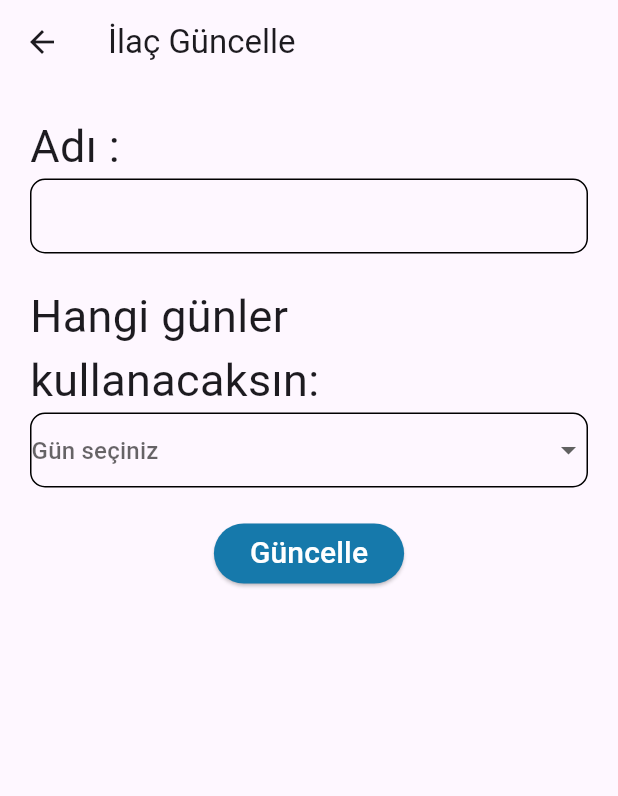
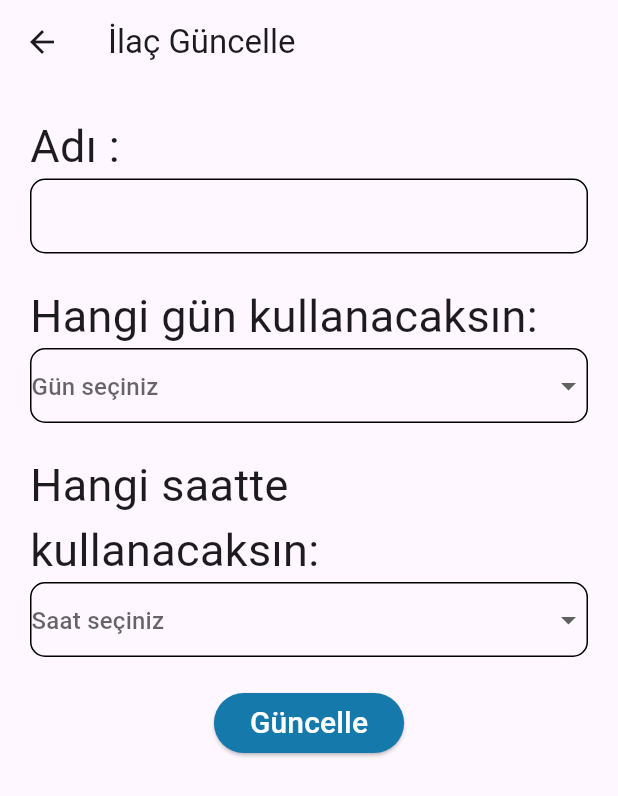
Before and after one commit to bbetulgulec/staj-proje, a Flutter app: the MedicinesPage2 screen opened directly, on a phone screen of 412 x 824 dp. Shown: the top 796 px of the screen. Run offline on Flutter 3.47's test engine with Material 3 defaults, Android fonts, the phone set to English and light mode, and no system bars; our stand-ins replace email_validator, firebase_auth, firebase_core, firebase_database, hexcolor, shared_preferences; accounts and stored records are empty.

Commit message:
anlık ver tutma

```diff
--- a/lib/page/auth/login.dart
+++ b/lib/page/auth/login.dart
@@ -1,5 +1,6 @@
 import 'package:firebase_auth/firebase_auth.dart';
 import 'package:flutter/cupertino.dart';
+import 'package:flutter/foundation.dart';
 import 'package:flutter/material.dart';
 import 'package:flutter/rendering.dart';
 import 'package:flutter/services.dart';
@@ -186,6 +187,9 @@ class _LoginPageState extends State<Login_page> {
           if (formKey.currentState!.validate()) {
             formKey.currentState!.save();
             try {
+              if(kIsWeb){
+                 await FirebaseAuth.instance.setPersistence(Persistence.LOCAL);
+              }
               UserCredential userCredential = await FirebaseAuth.instance
                   .signInWithEmailAndPassword(email: email, password: password);
               if (userCredential.user != null) {
--- a/lib/page/auth/medicines.dart
+++ b/lib/page/auth/medicines.dart
@@ -8,7 +8,7 @@ class MedicinesPage2 extends StatefulWidget {
   final String medicineName;
   final Map<dynamic, dynamic> medicineData;
 
-  const MedicinesPage2({super.key, required this.medicineName, required this.medicineData});
+  const MedicinesPage2({Key? key, required this.medicineName, required this.medicineData}) : super(key: key);
 
   @override
   State<MedicinesPage2> createState() => _MedicinesPage2State();
@@ -16,31 +16,23 @@ class MedicinesPage2 extends StatefulWidget {
 
 class _MedicinesPage2State extends State<MedicinesPage2> {
   final TextEditingController nameController = TextEditingController();
-  final TextEditingController daysController = TextEditingController();
-  final TextEditingController timesController = TextEditingController();
   final formKey = GlobalKey<FormState>();
 
-  final firebaseAuth = FirebaseAuth.instance;
+  final FirebaseAuth firebaseAuth = FirebaseAuth.instance;
   final DatabaseReference databaseReference = FirebaseDatabase.instance.ref();
 
   String selectedDay = '';
   String selectedTime = '';
 
   final List<String> days = ['Pazartesi', 'Salı', 'Çarşamba', 'Perşembe', 'Cuma', 'Cumartesi', 'Pazar'];
-  final Map<String, List<String>> hours = {
-    'Pazartesi': ['08:00', '10:00', '12:00', '14:00', '16:00', '18:00', '20:00'],
-    'Salı': ['08:00', '10:00', '12:00', '14:00', '16:00', '18:00', '20:00'],
-    'Çarşamba': ['08:00', '10:00', '12:00', '14:00', '16:00', '18:00', '20:00'],
-    'Perşembe': ['08:00', '10:00', '12:00', '14:00', '16:00', '18:00', '20:00'],
-    'Cuma': ['08:00', '10:00', '12:00', '14:00', '16:00', '18:00', '20:00'],
-    'Cumartesi': ['08:00', '10:00', '12:00', '14:00', '16:00', '18:00', '20:00'],
-    'Pazar': ['08:00', '10:00', '12:00', '14:00', '16:00', '18:00', '20:00'],
-  };
+  final List<String> hours = ['08:00', '10:00', '12:00', '14:00', '16:00', '18:00', '20:00'];
 
   @override
   void initState() {
     super.initState();
     nameController.text = widget.medicineName;
+    selectedDay = getFirstDayFromMedicineData();
+    selectedTime = getFirstTimeFromMedicineData();
   }
 
   @override
@@ -78,7 +70,7 @@ class _MedicinesPage2State extends State<MedicinesPage2> {
               ),
               customSizeBox(),
               const Text(
-                "Hangi günler kullanacaksın:",
+                "Hangi gün kullanacaksın:",
                 style: TextStyle(
                   fontSize: 30,
                 ),
@@ -93,7 +85,6 @@ class _MedicinesPage2State extends State<MedicinesPage2> {
                   onChanged: (newValue) {
                     setState(() {
                       selectedDay = newValue!;
-                      selectedTime = ''; // Gün değiştiğinde saat seçimlerini temizle
                     });
                   },
                   items: days.map((day) {
@@ -108,13 +99,11 @@ class _MedicinesPage2State extends State<MedicinesPage2> {
                   ),
                 ),
               ),
-              if (selectedDay.isNotEmpty) ...[
-                SizedBox(height: 10), // Arada bir boşluk ekleyebiliriz
-                Text(
-                  "Hangi saatler kullanacaksın :",
+              customSizeBox(),
+              const Text(
+                "Hangi saatte kullanacaksın:",
                 style: TextStyle(
-                    color: Colors.black,
-                    fontSize: 18.0,
+                  fontSize: 30,
                 ),
               ),
               Container(
@@ -129,7 +118,7 @@ class _MedicinesPage2State extends State<MedicinesPage2> {
                       selectedTime = newValue!;
                     });
                   },
-                    items: hours[selectedDay]!.map((time) {
+                  items: hours.map((time) {
                     return DropdownMenuItem(
                       value: time,
                       child: Text(time),
@@ -141,8 +130,7 @@ class _MedicinesPage2State extends State<MedicinesPage2> {
                   ),
                 ),
               ),
-              ],
-              SizedBox(height: 20), // Araya boşluk ekleyebiliriz
+              customSizeBox(),
               Center(
                 child: ElevatedButton(
                   onPressed: () {
@@ -158,7 +146,7 @@ class _MedicinesPage2State extends State<MedicinesPage2> {
                   ),
                 ),
               ),
-              SizedBox(height: 20), // Araya biraz boşluk daha ekleyelim
+              SizedBox(height: 20),
             ],
           ),
         ),
@@ -177,14 +165,60 @@ class _MedicinesPage2State extends State<MedicinesPage2> {
           .child('medicines')
           .child(nameController.text);
 
-      // Seçilen gün ve saat için verileri eklemek
-      final dayRef = medicineRef.child('days').child(selectedDay);
-      await dayRef.child('times').set(selectedTime);
+      DatabaseEvent event = await medicineRef.once();
 
-      // Kullanıcıya başarı mesajı göster
+      Map<String, dynamic> medicineData = {};
+      if (event.snapshot.value != null) {
+        medicineData = Map<String, dynamic>.from(event.snapshot.value as Map<dynamic, dynamic>);
+      }
+
+      // Mevcut gün ve saatleri sil
+      if (medicineData.containsKey('days') && (medicineData['days'] as Map).containsKey(selectedDay)) {
+        (medicineData['days'] as Map).remove(selectedDay);
+      }
+
+      // Yeni gün ve saatleri ekle
+      DateTime now = DateTime.now();
+      Map<String, String> monthDates = {};
+      for (int i = 0; i < 30; i++) {
+        DateTime date = now.add(Duration(days: i));
+        if (date.weekday == days.indexOf(selectedDay) + 1) {
+          String dateString = '${date.year}-${date.month}-${date.day}';
+          monthDates[dateString] = selectedTime;
+        }
+      }
+
+      medicineData['days'] ??= {};
+      (medicineData['days'] as Map)[selectedDay] = monthDates;
+
+      await medicineRef.set(medicineData);
+
       ScaffoldMessenger.of(context).showSnackBar(
         const SnackBar(content: Text('İlaç bilgileri başarıyla güncellendi')),
       );
+
+      Navigator.pop(context);
+
+      setState(() {
+        selectedDay = getFirstDayFromMedicineData();
+        selectedTime = getFirstTimeFromMedicineData();
+      });
     }
   }
+
+  String getFirstDayFromMedicineData() {
+    if (widget.medicineData.containsKey('days') && (widget.medicineData['days'] as Map).isNotEmpty) {
+      return (widget.medicineData['days'] as Map).keys.first;
     }
+    return '';
+  }
+
+  String getFirstTimeFromMedicineData() {
+    if (widget.medicineData.containsKey('days') &&
+        (widget.medicineData['days'] as Map).containsKey(selectedDay) &&
+        (widget.medicineData['days'][selectedDay] as Map).isNotEmpty) {
+      return (widget.medicineData['days'][selectedDay] as Map).values.first;
+    }
+    return '';
+  }
+}
--- a/pubspec.yaml
+++ b/pubspec.yaml
@@ -17,6 +17,8 @@ dependencies:
   hexcolor: ^3.0.1
   cupertino_icons: ^1.0.6
   firebase_database: ^11.0.1
+  intl: ^0.19.0
+  shared_preferences: ^2.2.3
 
 dev_dependencies:
   flutter_test:
```
Also changed, not shown: lib/page/auth/home.dart (+13 -3 lines), lib/page/auth/info_medicine.dart (+35 -3 lines), lib/page/auth/mecidines_list.dart (+42 -21 lines), lib/splash.dart (+22 -11 lines), pubspec.lock, 2 other files. Lines whose indentation alone changed are shown as unchanged.
